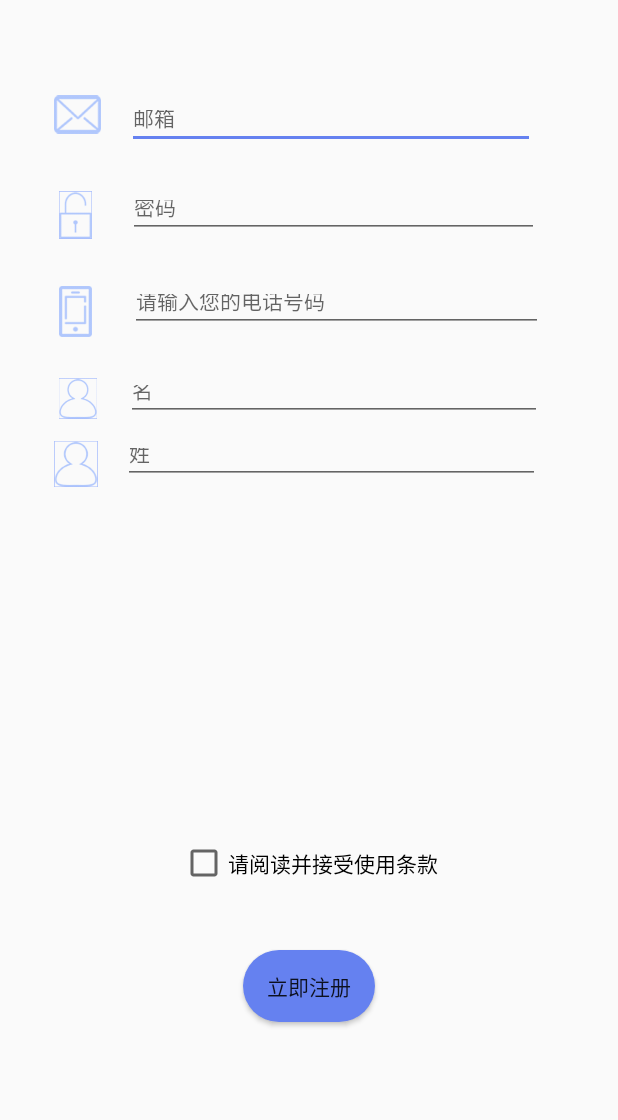
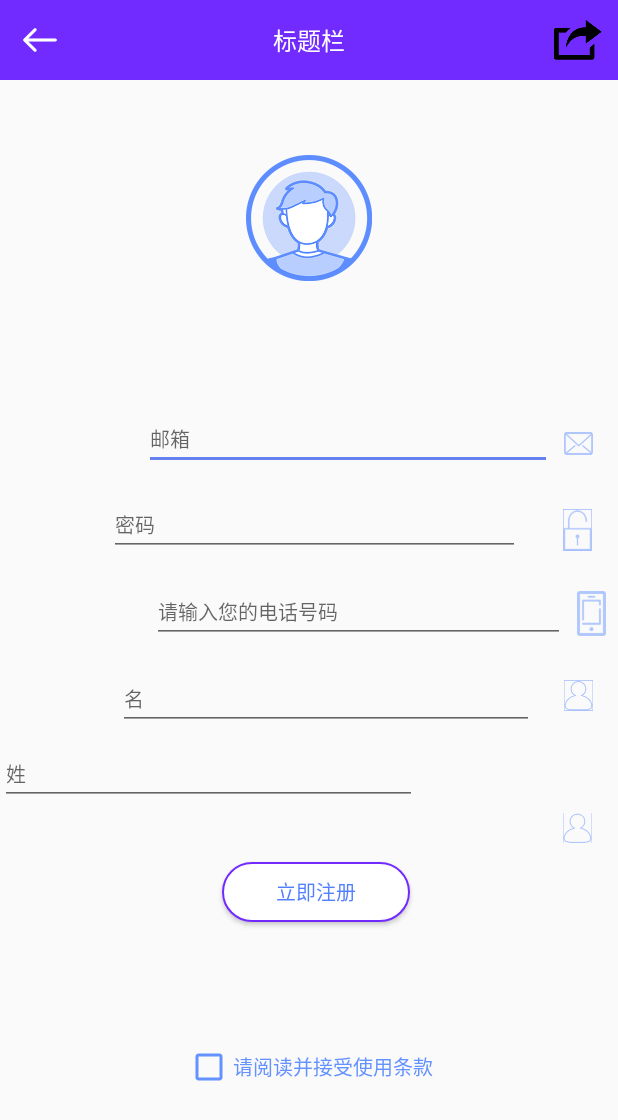
Before and after one commit to SunnyLy/PointsCredit, an Android app: the RegisterActivity screen opened directly, with no data from a screen before it, on a phone screen of 412 x 824 dp. Shown: the top 1120 px of the screen. Run offline under Robolectric (Android 15) with nearby library versions, the light colour scheme and no system bars; our stand-ins replace ButterKnife; libraries missing offline, so code that uses them is left out: com.parse.

Commit message:
布局界面UI调整。。。。。。

```diff
--- a/app/src/main/AndroidManifest.xml
+++ b/app/src/main/AndroidManifest.xml
@@ -24,7 +24,7 @@
         <activity android:name=".view.activity.WelcomeActivity">
 
         </activity>
-        <activity android:name=".view.activity.SplashActivity">
+        <activity android:name=".view.activity.PCSplashActivity">
             <intent-filter>
                 <action android:name="android.intent.action.MAIN" />
                 <category android:name="android.intent.category.LAUNCHER" />
--- a/app/src/main/java/com/michel/pointscredit/base/PCBaseActivity.kt
+++ b/app/src/main/java/com/michel/pointscredit/base/PCBaseActivity.kt
@@ -31,6 +31,10 @@ abstract class PCBaseActivity : AppCompatActivity(), View.OnClickListener {
         initParams()
     }
 
+    override fun onDestroy() {
+        super.onDestroy()
+    }
+
     /**
      * 初始化参数
      */
--- /dev/null
+++ b/app/src/main/java/com/michel/pointscredit/view/widget/PCCommonTitleLayout.java
@@ -0,0 +1,36 @@
+package com.michel.pointscredit.view.widget;
+
+import android.content.Context;
+import android.support.annotation.Nullable;
+import android.text.Layout;
+import android.util.AttributeSet;
+import android.view.LayoutInflater;
+import android.view.View;
+import android.widget.LinearLayout;
+
+import com.michel.pointscredit.R;
+
+/**
+ * @Annotation <p>描述</p>
+ * @Auth Sunny
+ * @date 2018/3/14
+ * @Version V1.0.0
+ */
+
+public class PCCommonTitleLayout extends LinearLayout {
+    public PCCommonTitleLayout(Context context) {
+        this(context,null);
+    }
+
+    public PCCommonTitleLayout(Context context, @Nullable AttributeSet attrs) {
+        this(context, attrs,-1);
+    }
+
+    public PCCommonTitleLayout(Context context, @Nullable AttributeSet attrs, int defStyleAttr) {
+        super(context, attrs, defStyleAttr);
+        setOrientation(HORIZONTAL);
+        View contentView = LayoutInflater.from(context).inflate(R.layout.widget_comm_title,null);
+        removeAllViews();
+        addView(contentView);
+    }
+}
--- /dev/null
+++ b/app/src/main/res/drawable/round_rectangle_blue_stroke.xml
@@ -0,0 +1,10 @@
+<?xml version="1.0" encoding="utf-8"?>
+<shape xmlns:android="http://schemas.android.com/apk/res/android"
+    android:shape="rectangle">
+
+    <stroke android:color="@color/color_722BFF"
+        android:width="1dp"/>
+    <solid android:color="@android:color/white" />
+    <corners android:radius="20dp" />
+
+</shape>
--- a/app/src/main/res/layout/activity_reg.xml
+++ b/app/src/main/res/layout/activity_reg.xml
@@ -4,34 +4,41 @@
     xmlns:tools="http://schemas.android.com/tools"
     android:layout_width="match_parent"
     android:layout_height="match_parent">
+    <com.michel.pointscredit.view.widget.PCCommonTitleLayout
+        android:layout_width="match_parent"
+        android:layout_height="wrap_content"/>
 
     <ImageView
         android:id="@+id/imageView5"
-        android:layout_width="31dp"
+        android:layout_width="19dp"
         android:layout_height="26dp"
         android:layout_marginBottom="8dp"
         android:layout_marginEnd="8dp"
+        android:layout_marginRight="54dp"
         android:layout_marginStart="8dp"
         android:layout_marginTop="8dp"
         app:layout_constraintBottom_toBottomOf="parent"
         app:layout_constraintEnd_toEndOf="parent"
-        app:layout_constraintHorizontal_bias="0.076"
+        app:layout_constraintHorizontal_bias="0.977"
+        app:layout_constraintRight_toRightOf="parent"
         app:layout_constraintStart_toStartOf="parent"
-        app:layout_constraintTop_toTopOf="parent"
-        app:layout_constraintVertical_bias="0.071"
+        app:layout_constraintTop_toBottomOf="@+id/reg_user_icon"
+        app:layout_constraintVertical_bias="0.147"
         app:srcCompat="@drawable/login_ic_mail" />
 
     <ImageView
         android:id="@+id/imageView6"
-        android:layout_width="31dp"
+        android:layout_width="19dp"
         android:layout_height="32dp"
         android:layout_marginBottom="8dp"
         android:layout_marginEnd="8dp"
+        android:layout_marginRight="54dp"
         android:layout_marginStart="8dp"
         android:layout_marginTop="8dp"
         app:layout_constraintBottom_toBottomOf="parent"
         app:layout_constraintEnd_toEndOf="parent"
-        app:layout_constraintHorizontal_bias="0.074"
+        app:layout_constraintHorizontal_bias="0.976"
+        app:layout_constraintRight_toRightOf="parent"
         app:layout_constraintStart_toStartOf="parent"
         app:layout_constraintTop_toBottomOf="@+id/imageView5"
         app:layout_constraintVertical_bias="0.044"
@@ -39,174 +46,201 @@
 
     <ImageView
         android:id="@+id/imageView7"
-        android:layout_width="31dp"
+        android:layout_width="19dp"
         android:layout_height="34dp"
         android:layout_marginBottom="8dp"
         android:layout_marginEnd="8dp"
+        android:layout_marginRight="54dp"
         android:layout_marginStart="8dp"
         android:layout_marginTop="8dp"
         app:layout_constraintBottom_toBottomOf="parent"
         app:layout_constraintEnd_toEndOf="parent"
-        app:layout_constraintHorizontal_bias="0.073"
+        app:layout_constraintHorizontal_bias="1.0"
         app:layout_constraintStart_toStartOf="parent"
         app:layout_constraintTop_toBottomOf="@+id/imageView6"
-        app:layout_constraintVertical_bias="0.038"
+        app:layout_constraintVertical_bias="0.037"
         app:srcCompat="@drawable/ic_phone" />
 
     <ImageView
         android:id="@+id/imageView8"
-        android:layout_width="29dp"
+        android:layout_width="19dp"
         android:layout_height="33dp"
         android:layout_marginBottom="8dp"
         android:layout_marginEnd="8dp"
+        android:layout_marginRight="16dp"
         android:layout_marginStart="8dp"
         android:layout_marginTop="8dp"
         app:layout_constraintBottom_toBottomOf="parent"
         app:layout_constraintEnd_toEndOf="parent"
-        app:layout_constraintHorizontal_bias="0.077"
+        app:layout_constraintHorizontal_bias="0.976"
+        app:layout_constraintRight_toRightOf="parent"
         app:layout_constraintStart_toStartOf="parent"
         app:layout_constraintTop_toBottomOf="@+id/imageView9"
-        app:layout_constraintVertical_bias="0.011"
+        app:layout_constraintVertical_bias="0.168"
         app:srcCompat="@drawable/ic_user" />
 
     <ImageView
         android:id="@+id/imageView9"
-        android:layout_width="32dp"
+        android:layout_width="19dp"
         android:layout_height="27dp"
-        android:layout_marginBottom="8dp"
         android:layout_marginEnd="8dp"
         android:layout_marginStart="8dp"
-        android:layout_marginTop="8dp"
-        app:layout_constraintBottom_toBottomOf="parent"
+        android:layout_marginTop="24dp"
         app:layout_constraintEnd_toEndOf="parent"
-        app:layout_constraintHorizontal_bias="0.077"
+        app:layout_constraintHorizontal_bias="0.977"
         app:layout_constraintStart_toStartOf="parent"
         app:layout_constraintTop_toBottomOf="@+id/imageView7"
-        app:layout_constraintVertical_bias="0.035"
-        app:srcCompat="@drawable/ic_user" />
+        app:srcCompat="@drawable/ic_user"
+        android:layout_marginRight="16dp"
+        app:layout_constraintRight_toRightOf="parent" />
 
     <CheckBox
         android:id="@+id/cb_reg_agree"
         android:layout_width="wrap_content"
         android:layout_height="wrap_content"
+        android:layout_marginBottom="24dp"
+        android:layout_marginTop="8dp"
         android:text="@string/ReadAndAcceptTerms"
+        android:textColor="@color/color_6492FF"
+        android:textSize="13sp"
+        app:buttonTint="@color/color_6492FF"
+        app:layout_constraintBottom_toBottomOf="parent"
+        app:layout_constraintEnd_toEndOf="parent"
+        app:layout_constraintLeft_toLeftOf="parent"
+        app:layout_constraintRight_toRightOf="parent"
         app:layout_constraintStart_toStartOf="parent"
-        android:layout_marginStart="8dp"
-        app:layout_constraintEnd_toEndOf="parent"
-        android:layout_marginEnd="8dp"
-        android:layout_marginTop="8dp"
-        app:layout_constraintTop_toBottomOf="@+id/imageView8"
-        app:layout_constraintBottom_toBottomOf="parent"
-        android:layout_marginBottom="8dp" />
+        app:layout_constraintTop_toBottomOf="@+id/btn_reg" />
 
     <Button
         android:id="@+id/btn_reg"
-        android:layout_width="wrap_content"
-        android:layout_height="wrap_content"
-        android:background="@drawable/round_rectangle_blue"
+        android:layout_width="125dp"
+        android:layout_height="40dp"
+        android:layout_marginEnd="8dp"
+        android:layout_marginStart="148dp"
+        android:layout_marginTop="38dp"
+        android:background="@drawable/round_rectangle_blue_stroke"
         android:text="@string/Sign_up_now"
-        android:layout_marginTop="8dp"
-        app:layout_constraintTop_toBottomOf="@+id/cb_reg_agree"
+        android:textColor="@color/color_527FFF"
+        android:textSize="13sp"
         app:layout_constraintEnd_toEndOf="parent"
-        android:layout_marginEnd="8dp"
+        app:layout_constraintHorizontal_bias="0.0"
+        app:layout_constraintLeft_toLeftOf="parent"
         app:layout_constraintStart_toStartOf="parent"
-        android:layout_marginStart="8dp"
-        app:layout_constraintBottom_toBottomOf="parent"
-        android:layout_marginBottom="8dp"
-        app:layout_constraintVertical_bias="0.2" />
+        app:layout_constraintTop_toBottomOf="@+id/et_reg_lastname" />
 
     <EditText
         android:id="@+id/et_reg_email"
         android:layout_width="272dp"
-        android:layout_height="36dp"
+        android:layout_height="40dp"
         android:layout_marginBottom="8dp"
         android:layout_marginEnd="8dp"
-        android:layout_marginStart="8dp"
+        android:layout_marginLeft="49dp"
+        android:layout_marginStart="64dp"
         android:layout_marginTop="8dp"
         android:ems="10"
         android:hint="@string/Email"
         android:inputType="textEmailAddress"
-        android:textSize="14sp"
+        android:textColor="@color/color_999999"
+        android:textSize="13sp"
         app:layout_constraintBottom_toBottomOf="parent"
-        app:layout_constraintEnd_toEndOf="parent"
-        app:layout_constraintHorizontal_bias="0.161"
-        app:layout_constraintStart_toEndOf="@+id/imageView5"
-        app:layout_constraintTop_toTopOf="parent"
-        app:layout_constraintVertical_bias="0.072" />
+        app:layout_constraintEnd_toStartOf="@+id/imageView5"
+        app:layout_constraintHorizontal_bias="1.0"
+        app:layout_constraintStart_toStartOf="parent"
+        app:layout_constraintTop_toBottomOf="@+id/reg_user_icon"
+        app:layout_constraintVertical_bias="0.134" />
 
     <EditText
         android:id="@+id/et_reg_phone"
         android:layout_width="275dp"
-        android:layout_height="35dp"
+        android:layout_height="40dp"
         android:layout_marginBottom="8dp"
-        android:layout_marginEnd="8dp"
-        android:layout_marginStart="8dp"
+        android:layout_marginLeft="49dp"
         android:layout_marginTop="8dp"
         android:ems="10"
         android:hint="@string/InputPhone"
         android:inputType="phone"
-        android:textSize="14sp"
+        android:textColor="@color/color_999999"
+        android:textSize="13sp"
         app:layout_constraintBottom_toBottomOf="parent"
-        app:layout_constraintEnd_toEndOf="parent"
-        app:layout_constraintHorizontal_bias="0.226"
-        app:layout_constraintStart_toEndOf="@+id/imageView7"
+        app:layout_constraintEnd_toStartOf="@+id/imageView7"
+        app:layout_constraintHorizontal_bias="0.87"
+        app:layout_constraintLeft_toLeftOf="parent"
+        app:layout_constraintRight_toRightOf="parent"
+        app:layout_constraintStart_toStartOf="parent"
         app:layout_constraintTop_toBottomOf="@+id/et_reg_pwd"
-        app:layout_constraintVertical_bias="0.031" />
+        app:layout_constraintVertical_bias="0.025"
+        tools:layout_editor_absoluteY="322dp" />
 
     <EditText
         android:id="@+id/et_reg_pwd"
         android:layout_width="274dp"
-        android:layout_height="35dp"
+        android:layout_height="40dp"
         android:layout_marginBottom="8dp"
         android:layout_marginEnd="8dp"
-        android:layout_marginStart="8dp"
+        android:layout_marginLeft="49dp"
+        android:layout_marginStart="52dp"
         android:layout_marginTop="8dp"
         android:ems="10"
         android:hint="@string/Password"
         android:inputType="textPassword"
-        android:textSize="14sp"
+        android:textColor="@color/color_999999"
+        android:textSize="13sp"
         app:layout_constraintBottom_toBottomOf="parent"
-        app:layout_constraintEnd_toEndOf="parent"
-        app:layout_constraintHorizontal_bias="0.2"
-        app:layout_constraintStart_toEndOf="@+id/imageView6"
+        app:layout_constraintEnd_toStartOf="@+id/imageView6"
+        app:layout_constraintLeft_toLeftOf="parent"
+        app:layout_constraintStart_toStartOf="parent"
         app:layout_constraintTop_toBottomOf="@+id/et_reg_email"
-        app:layout_constraintVertical_bias="0.024" />
+        app:layout_constraintVertical_bias="0.021" />
 
     <EditText
         android:id="@+id/et_reg_firstname"
         android:layout_width="277dp"
-        android:layout_height="34dp"
+        android:layout_height="40dp"
         android:layout_marginBottom="8dp"
-        android:layout_marginEnd="8dp"
-        android:layout_marginStart="8dp"
+        android:layout_marginLeft="49dp"
         android:layout_marginTop="8dp"
         android:ems="10"
         android:hint="@string/First_name"
         android:inputType="textPersonName"
-        android:textSize="14sp"
+        android:textColor="@color/color_666666"
+        android:textSize="13sp"
         app:layout_constraintBottom_toBottomOf="parent"
-        app:layout_constraintEnd_toEndOf="parent"
-        app:layout_constraintHorizontal_bias="0.16"
-        app:layout_constraintStart_toEndOf="@+id/imageView9"
+        app:layout_constraintHorizontal_bias="0.344"
+        app:layout_constraintLeft_toLeftOf="parent"
+        app:layout_constraintRight_toRightOf="parent"
         app:layout_constraintTop_toBottomOf="@+id/et_reg_phone"
-        app:layout_constraintVertical_bias="0.031" />
+        app:layout_constraintVertical_bias="0.029"
+        tools:layout_editor_absoluteY="386dp" />
 
     <EditText
         android:id="@+id/et_reg_lastname"
         android:layout_width="278dp"
-        android:layout_height="34dp"
+        android:layout_height="40dp"
         android:layout_marginBottom="8dp"
-        android:layout_marginEnd="8dp"
-        android:layout_marginStart="8dp"
         android:layout_marginTop="8dp"
         android:ems="10"
         android:hint="@string/Last_name"
         android:inputType="textPersonName"
-        android:textSize="14sp"
+        android:textColor="@color/color_666666"
+        android:textSize="13sp"
         app:layout_constraintBottom_toBottomOf="parent"
+        app:layout_constraintTop_toBottomOf="@+id/et_reg_firstname"
+        app:layout_constraintVertical_bias="0.008"
+        tools:layout_editor_absoluteX="43dp" />
+
+    <ImageView
+        android:id="@+id/reg_user_icon"
+        android:layout_width="84dp"
+        android:layout_height="84dp"
+        app:srcCompat="@drawable/bg_user"
+        app:layout_constraintStart_toStartOf="parent"
+        android:layout_marginStart="8dp"
+        app:layout_constraintTop_toTopOf="parent"
+        android:layout_marginTop="8dp"
+        app:layout_constraintBottom_toBottomOf="parent"
+        android:layout_marginBottom="8dp"
+        app:layout_constraintVertical_bias="0.132"
+        app:layout_constraintStart_toEndOf="@+id/et_reg_firstname"
         app:layout_constraintEnd_toEndOf="parent"
-        app:layout_constraintHorizontal_bias="0.161"
-        app:layout_constraintStart_toEndOf="@+id/imageView8"
-        app:layout_constraintTop_toBottomOf="@+id/et_reg_firstname"
-        app:layout_constraintVertical_bias="0.0" />
+        android:layout_marginEnd="8dp" />
 </android.support.constraint.ConstraintLayout>
--- /dev/null
+++ b/app/src/main/res/layout/widget_comm_title.xml
@@ -0,0 +1,37 @@
+<?xml version="1.0" encoding="utf-8"?>
+<RelativeLayout xmlns:android="http://schemas.android.com/apk/res/android"
+    xmlns:app="http://schemas.android.com/apk/res-auto"
+     android:layout_width="match_parent"
+    android:layout_height="53dp"
+    android:background="@color/color_722BFF">
+
+
+    <ImageView
+        android:id="@+id/iv_back"
+        android:layout_width="53dp"
+        android:layout_height="53dp"
+        android:scaleType="centerInside"
+        app:srcCompat="@drawable/left_back_arrow"
+        android:layout_alignParentLeft="true"
+         />
+
+    <TextView
+        android:id="@+id/title_layout_title"
+        android:layout_width="match_parent"
+        android:layout_toRightOf="@+id/iv_back"
+        android:layout_toLeftOf="@+id/title_layout_share"
+        android:layout_centerVertical="true"
+        android:text="标题栏"
+        android:gravity="center"
+        android:textColor="@android:color/white"
+        android:textSize="16sp"
+        android:layout_height="wrap_content" />
+
+    <ImageView
+        android:id="@+id/title_layout_share"
+        android:layout_width="53dp"
+        android:layout_height="53dp"
+        android:scaleType="centerInside"
+        android:src="@drawable/ic_share"
+        android:layout_alignParentRight="true"/>
+</RelativeLayout>
--- a/app/src/main/res/values/colors.xml
+++ b/app/src/main/res/values/colors.xml
@@ -16,4 +16,10 @@
     <color name="result_point_color">#C0FFFF00</color>
     <color name="laser_color">#0F0</color>
     <color name="corner_color">#00FF00</color>
+    <color name="color_6492FF">#6492ff</color>
+    <color name="color_999999">#999999</color>
+    <color name="color_666666">#666666</color>
+    <color name="color_D1DCFD">#d1dcfd</color>
+    <color name="color_722BFF">#722BFF</color>
+    <color name="color_527FFF">#527fff</color>
 </resources>
--- a/app/src/main/res/values/strings.xml
+++ b/app/src/main/res/values/strings.xml
@@ -2,8 +2,8 @@
     <string name="app_name">iSCAN </string>
 
     <string name="Do_you_still_go_to_ATM">70万法国人已开始使用PointsCredit. 你还在使用自动柜员机吗?</string>
-    <string name="I_have_an_account">我已有账号</string>
-    <string name="I_am_a_new_user">我是新用户</string>
+    <string name="I_have_an_account">已有账号,马上登录</string>
+    <string name="I_am_a_new_user">没有账号,立即注册</string>
     <string name="Connect">登录</string>
     <string name="Sign_up">注册</string>
     <string name="Email">邮箱</string>
```
Also changed, not shown: app/src/main/java/com/michel/pointscredit/view/activity/LoginActivity.java (+8 -1 lines), app/src/main/java/com/michel/pointscredit/view/activity/PCSplashActivity.java (renamed from app/src/main/java/com/michel/pointscredit/view/activity/SplashActivity.java, +5 -6 lines), app/src/main/res/layout/activity_login.xml (+62 -18 lines), app/src/main/res/layout/activity_main.xml (+17 -15 lines), 1 other file.
